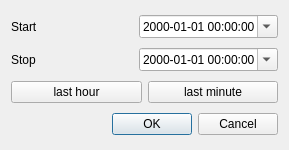
This is src/pythonGui/karabo_gui/displaywidgets/timespan.ui in European-XFEL/Karabo as Qt 5 draws it before an edit. The edited form follows.
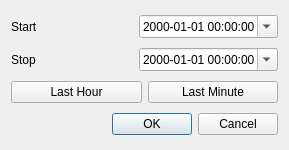
This is the edited form.

Commit message: changed spelling in dialog

What changed in the file:
```diff
--- a/src/pythonGui/karabo_gui/displaywidgets/timespan.ui
+++ b/src/pythonGui/karabo_gui/displaywidgets/timespan.ui
@@ -59,14 +59,14 @@
      <item>
       <widget class="QPushButton" name="hour">
        <property name="text">
-        <string>last hour</string>
+        <string>Last Hour</string>
        </property>
       </widget>
      </item>
      <item>
       <widget class="QPushButton" name="minute">
        <property name="text">
-        <string>last minute</string>
+        <string>Last Minute</string>
        </property>
       </widget>
      </item>
```
